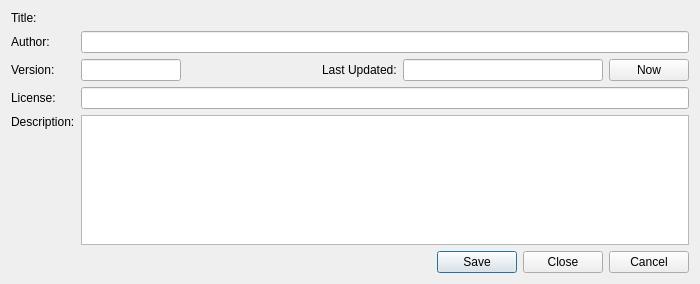
Old version of the form ui/scripteditor_details.ui in the repository metabrainz/picard.
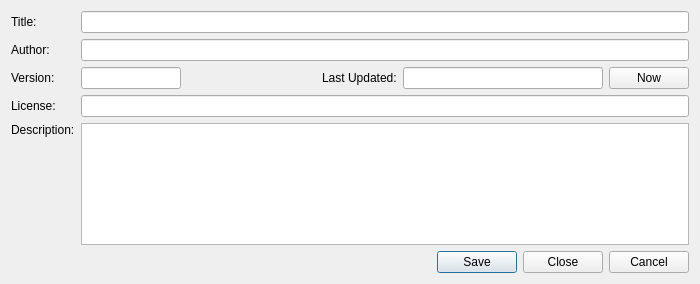
New version of the form.

Commit message: Allow updating title from script details dialog

The edit to the form file:
```diff
--- a/ui/scripteditor_details.ui
+++ b/ui/scripteditor_details.ui
@@ -166,18 +166,7 @@
       </widget>
      </item>
      <item row="0" column="2">
-      <widget class="QLabel" name="script_title">
-       <property name="font">
-        <font>
-         <pointsize>9</pointsize>
-         <weight>75</weight>
-         <bold>true</bold>
-        </font>
-       </property>
-       <property name="text">
-        <string/>
-       </property>
-      </widget>
+      <widget class="QLineEdit" name="script_title"/>
      </item>
     </layout>
    </item>
```
The commit also changes 2 other files.
